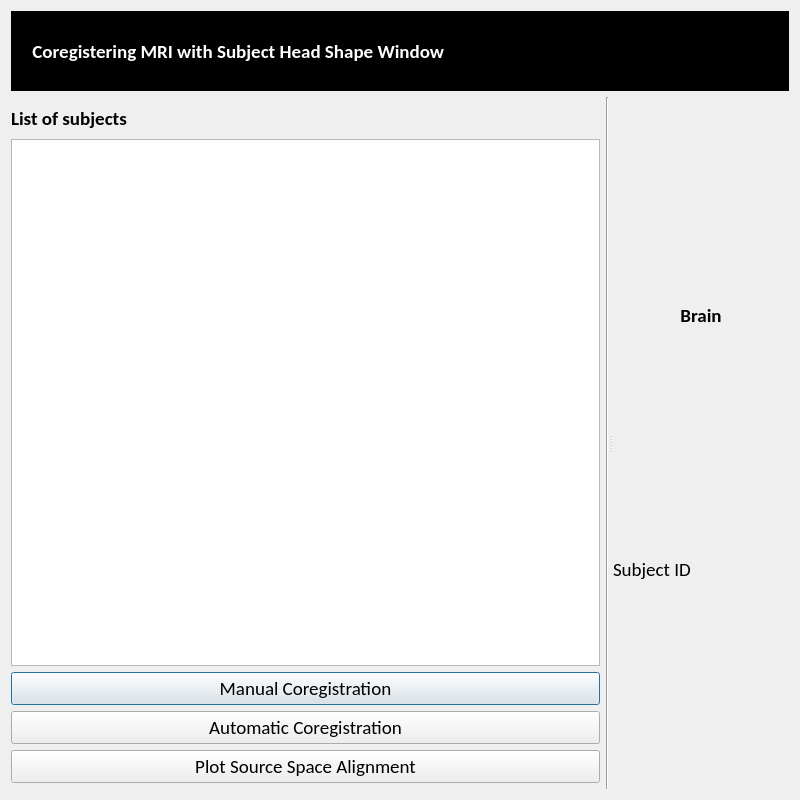
eeg-comet/eeg-comet, file EEG_COMET/ui/CoregistrationWindow.ui: the form before one commit.
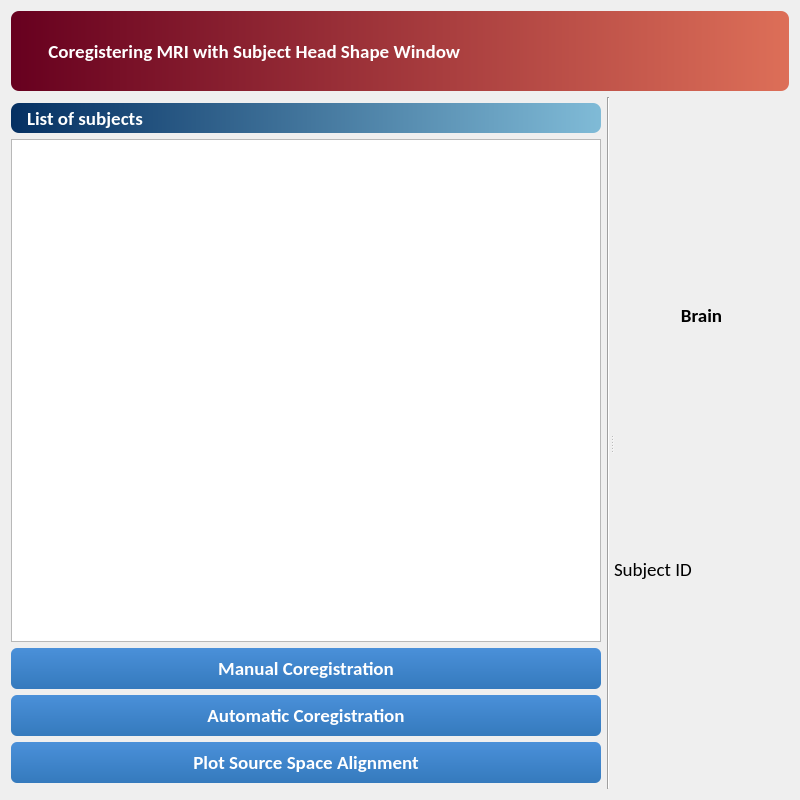
The form after the commit.

Patch:
```diff
--- a/EEG_COMET/ui/CoregistrationWindow.ui
+++ b/EEG_COMET/ui/CoregistrationWindow.ui
@@ -63,9 +63,36 @@
            <height>60</height>
           </size>
          </property>
+         <property name="font">
+          <font>
+           <pointsize>14</pointsize>
+           <weight>75</weight>
+           <bold>true</bold>
+          </font>
+         </property>
          <property name="cursor">
           <cursorShape>PointingHandCursor</cursorShape>
          </property>
+         <property name="styleSheet">
+          <string notr="true">QPushButton {
+    background-color: qlineargradient(x1:0, y1:0, x2:0, y2:1, stop:0 #4a90d9, stop:1 #357abd);
+    color: white;
+    border: none;
+    border-radius: 6px;
+    padding: 8px 16px;
+    font-weight: bold;
+}
+QPushButton:hover {
+    background-color: qlineargradient(x1:0, y1:0, x2:0, y2:1, stop:0 #5a9fe9, stop:1 #4589cd);
+}
+QPushButton:pressed {
+    background-color: #2a5a8d;
+}
+QPushButton:disabled {
+    background-color: #bdc3c7;
+    color: #7f8c8d;
+}</string>
+         </property>
          <property name="text">
           <string>Manual Coregistration</string>
          </property>
@@ -91,9 +118,36 @@
            <height>60</height>
           </size>
          </property>
+         <property name="font">
+          <font>
+           <pointsize>14</pointsize>
+           <weight>75</weight>
+           <bold>true</bold>
+          </font>
+         </property>
          <property name="cursor">
           <cursorShape>PointingHandCursor</cursorShape>
          </property>
+         <property name="styleSheet">
+          <string notr="true">QPushButton {
+    background-color: qlineargradient(x1:0, y1:0, x2:0, y2:1, stop:0 #4a90d9, stop:1 #357abd);
+    color: white;
+    border: none;
+    border-radius: 6px;
+    padding: 8px 16px;
+    font-weight: bold;
+}
+QPushButton:hover {
+    background-color: qlineargradient(x1:0, y1:0, x2:0, y2:1, stop:0 #5a9fe9, stop:1 #4589cd);
+}
+QPushButton:pressed {
+    background-color: #2a5a8d;
+}
+QPushButton:disabled {
+    background-color: #bdc3c7;
+    color: #7f8c8d;
+}</string>
+         </property>
          <property name="text">
           <string>Automatic Coregistration</string>
          </property>
@@ -122,11 +176,33 @@
          <property name="font">
           <font>
            <pointsize>14</pointsize>
+           <weight>75</weight>
+           <bold>true</bold>
           </font>
          </property>
          <property name="cursor">
           <cursorShape>PointingHandCursor</cursorShape>
          </property>
+         <property name="styleSheet">
+          <string notr="true">QPushButton {
+    background-color: qlineargradient(x1:0, y1:0, x2:0, y2:1, stop:0 #4a90d9, stop:1 #357abd);
+    color: white;
+    border: none;
+    border-radius: 6px;
+    padding: 8px 16px;
+    font-weight: bold;
+}
+QPushButton:hover {
+    background-color: qlineargradient(x1:0, y1:0, x2:0, y2:1, stop:0 #5a9fe9, stop:1 #4589cd);
+}
+QPushButton:pressed {
+    background-color: #2a5a8d;
+}
+QPushButton:disabled {
+    background-color: #bdc3c7;
+    color: #7f8c8d;
+}</string>
+         </property>
          <property name="text">
           <string>Plot Source Space Alignment</string>
          </property>
@@ -195,6 +271,9 @@
            <bold>true</bold>
           </font>
          </property>
+         <property name="styleSheet">
+          <string notr="true">color: white; background: qlineargradient(x1:0, y1:0, x2:1, y2:0, stop:0 #053062, stop:1 #80BBD7); border-radius: 8px; padding-left: 12px;</string>
+         </property>
          <property name="text">
           <string>List of subjects</string>
          </property>
@@ -298,13 +377,14 @@
      </property>
      <property name="font">
       <font>
+       <family>Calibri</family>
+       <pointsize>14</pointsize>
        <weight>75</weight>
        <bold>true</bold>
       </font>
      </property>
      <property name="styleSheet">
-      <string notr="true">color: rgb(255, 255, 255);
-background-color: rgb(0, 0, 0);</string>
+      <string notr="true">color: white; background: qlineargradient(x1:0, y1:0, x2:1, y2:0, stop:0 #67001F, stop:1 #DD6F58); border-radius: 8px; padding-left: 12px;</string>
      </property>
      <property name="text">
       <string>     Coregistering MRI with Subject Head Shape Window</string>
```
